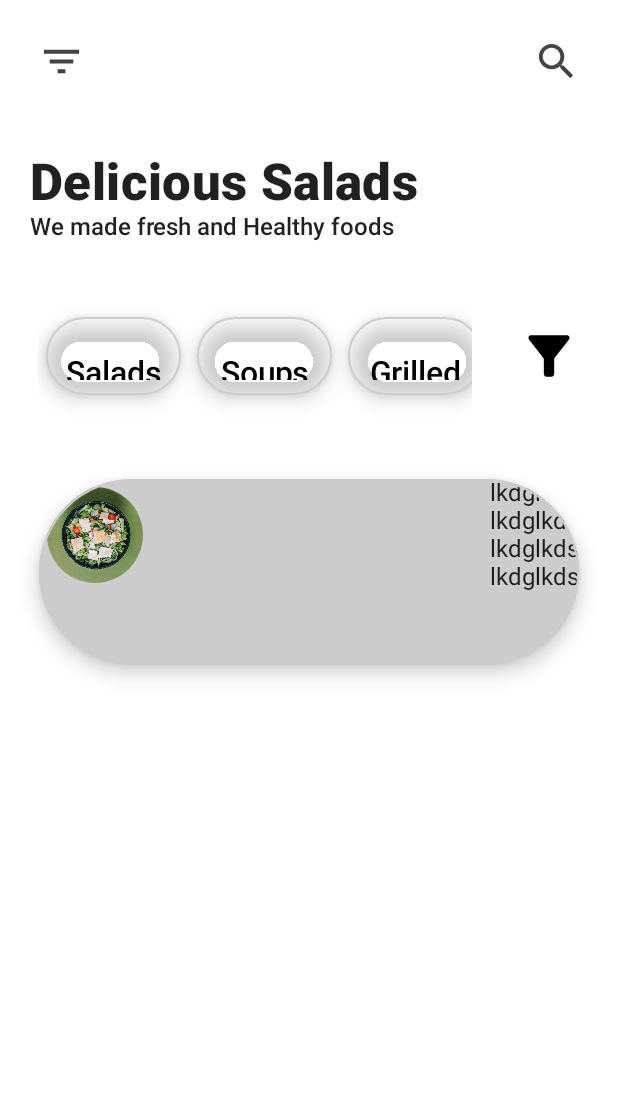
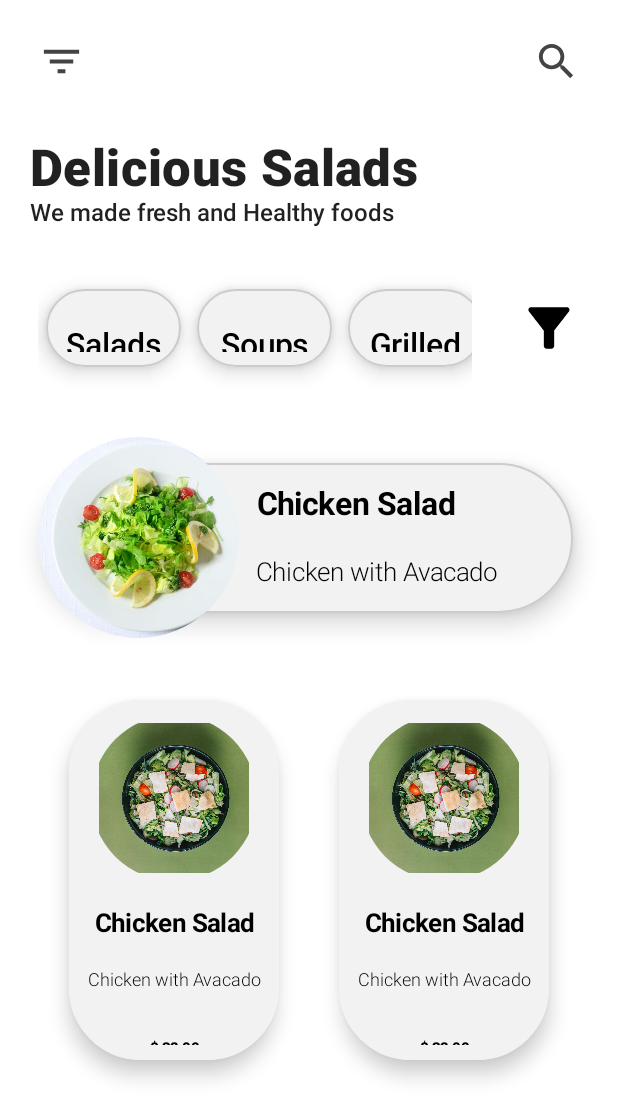
Before and after one commit to lachu97/FoodReceipeApp, an Android app built with Jetpack Compose: the screen it shows after launch (MainActivity), on a phone screen of 412 x 824 dp. Shown: the top 1119 px of the screen. Run offline under Robolectric (Android 15) with nearby library versions, the phone set to English and light mode, and no system bars.

Commit message:
second Commit

```diff
--- a/app/src/main/java/com/example/foodreceipeapp/MainActivity.kt
+++ b/app/src/main/java/com/example/foodreceipeapp/MainActivity.kt
@@ -31,12 +31,14 @@ class MainActivity : ComponentActivity() {
                             .padding(10.dp)
                     ) {
                         toppart()
-                        Spacer(modifier = Modifier.padding(10.dp))
+                        Spacer(modifier = Modifier.padding(5.dp))
                         description()
-                        Spacer(modifier = Modifier.padding(10.dp))
+                        Spacer(modifier = Modifier.padding(5.dp))
                         Chipgrp(list = stringlist)
-                        Spacer(modifier = Modifier.padding(10.dp))
+                        Spacer(modifier = Modifier.padding(5.dp))
                         CCArds()
+                        Spacer(modifier = Modifier.padding(5.dp))
+                        maintoload()
                     }
                 }
             }
--- a/app/src/main/java/com/example/foodreceipeapp/customcards.kt
+++ b/app/src/main/java/com/example/foodreceipeapp/customcards.kt
@@ -6,6 +6,8 @@ import androidx.compose.foundation.layout.*
 import androidx.compose.foundation.shape.CircleShape
 import androidx.compose.foundation.shape.RoundedCornerShape
 import androidx.compose.material.Card
+import androidx.compose.material.Icon
+import androidx.compose.material.MaterialTheme
 import androidx.compose.material.Text
 import androidx.compose.runtime.Composable
 import androidx.compose.ui.Alignment
@@ -13,43 +15,91 @@ import androidx.compose.ui.Modifier
 import androidx.compose.ui.draw.clip
 import androidx.compose.ui.graphics.Color
 import androidx.compose.ui.layout.ContentScale
+import androidx.compose.ui.res.colorResource
 import androidx.compose.ui.res.painterResource
+import androidx.compose.ui.text.font.FontWeight
+import androidx.compose.ui.text.style.TextAlign
 import androidx.compose.ui.unit.dp
+import androidx.compose.ui.unit.sp
 
 @Composable
 fun CCArds() {
     Row(
-        modifier = Modifier.padding(10.dp).fillMaxWidth(),
-        horizontalArrangement = Arrangement.Center,
+        modifier = Modifier
+            .padding(10.dp)
+            .fillMaxWidth(),
+        horizontalArrangement = Arrangement.Start,
         verticalAlignment = Alignment.CenterVertically
     ) {
+        Box() {
+
             Card(
                 modifier = Modifier
-                .padding(5.dp)
-                .height(124.dp)
-                .width(360.dp),
-            shape = RoundedCornerShape(78.dp),
+                    .padding(10.dp)
+                    .height(100.dp)
+                    .width(420.dp)
+                    .align(Alignment.Center),
+                shape = RoundedCornerShape(64.dp),
                 border = BorderStroke(1.dp, color = Color.LightGray),
-            backgroundColor = Color.LightGray,
-            elevation = 8.dp,
+                backgroundColor = colorResource(id = R.color.mygray),
+                elevation = 10.dp,
             ) {
-            Row(modifier = Modifier.fillMaxSize(), horizontalArrangement = Arrangement.SpaceBetween) {
-                Image(painter = painterResource(id = R.drawable.salad),
+                Row(
+                    modifier = Modifier.fillMaxSize(),
+                    verticalAlignment = Alignment.CenterVertically,
+                    horizontalArrangement = Arrangement.SpaceEvenly
+                ) {
+
+                    Spacer(modifier = Modifier.padding(20.dp))
+                    Column() {
+                        Text(
+                            text = "Chicken Salad",
+                            style = MaterialTheme.typography.h3,
+                            fontWeight = FontWeight.Bold,
+                            color = Color.Black,
+                            textAlign = TextAlign.Center,
+                            fontSize = 21.sp,
+                        )
+                        Spacer(modifier = Modifier.padding(3.dp))
+                        Text(
+                            text = "Chicken with Avacado",
+                            style = MaterialTheme.typography.body1,
+                            fontWeight = FontWeight.Light,
+                            color = Color.Black,
+                            textAlign = TextAlign.Center,
+                            fontSize = 17.sp,
+                        )
+                        Spacer(modifier = Modifier.padding(3.dp))
+                        Text(
+                            text = "$ 32.00",
+                            style = MaterialTheme.typography.h2,
+                            fontWeight = FontWeight.ExtraBold,
+                            color = Color.Black,
+                            textAlign = TextAlign.Center,
+                            fontSize = 19.sp,
+                        )
+                    }
+//                    Spacer(modifier = Modifier.padding(10.dp))
+//                    Icon(
+//                        painter = painterResource(id = R.drawable.ic_add_circle_24),
+//                        contentDescription = "Add",
+//                        tint = Color.Black,
+//                        modifier = Modifier
+//                            .size(24.dp)
+//                    )
+                }
+            }
+            Image(
+                painter = painterResource(id = R.drawable.salad1),
                 contentDescription = "Images",
                 modifier = Modifier
                     .padding(5.dp)
-                        .size(64.dp)
+                    .size(134.dp)
                     .clip(CircleShape),
-                    contentScale = ContentScale.Crop)
-                Spacer(modifier = Modifier.padding(20.dp))
-                Column() {
-                    Text(text = "lkdglkds")
-                    Text(text = "lkdglkds")
-                    Text(text = "lkdglkds")
-                    Text(text = "lkdglkds")
+                contentScale = ContentScale.Crop
+            )
         }
-            }
-            }
+
 
     }
 
--- /dev/null
+++ b/app/src/main/java/com/example/foodreceipeapp/newcards.kt
@@ -0,0 +1,98 @@
+package com.example.foodreceipeapp
+
+import androidx.compose.foundation.BorderStroke
+import androidx.compose.foundation.Image
+import androidx.compose.foundation.layout.*
+import androidx.compose.foundation.shape.CircleShape
+import androidx.compose.foundation.shape.RoundedCornerShape
+import androidx.compose.material.Card
+import androidx.compose.material.Icon
+import androidx.compose.material.MaterialTheme
+import androidx.compose.material.Text
+import androidx.compose.runtime.Composable
+import androidx.compose.ui.Alignment
+import androidx.compose.ui.Modifier
+import androidx.compose.ui.draw.clip
+import androidx.compose.ui.graphics.Color
+import androidx.compose.ui.layout.ContentScale
+import androidx.compose.ui.res.colorResource
+import androidx.compose.ui.res.painterResource
+import androidx.compose.ui.text.font.FontWeight
+import androidx.compose.ui.text.style.TextAlign
+import androidx.compose.ui.unit.dp
+import androidx.compose.ui.unit.sp
+
+@Composable
+fun board() {
+    Card(
+        modifier = Modifier
+            .padding(10.dp)
+            .height(240.dp)
+            .width(140.dp),
+        elevation = 8.dp,
+        backgroundColor = colorResource(id = R.color.mygray),
+        border = BorderStroke(2.dp, color = colorResource(id = R.color.mygray)),
+        shape = RoundedCornerShape(48.dp)
+    ) {
+        Column(
+            Modifier
+                .fillMaxSize()
+                .padding(10.dp),
+            verticalArrangement = Arrangement.SpaceBetween,
+            horizontalAlignment = Alignment.CenterHorizontally
+        ) {
+            Image(
+                painter = painterResource(id = R.drawable.salad),
+                contentDescription = "Image 2",
+                contentScale = ContentScale.Crop,
+                modifier = Modifier
+                    .clip(CircleShape)
+                    .padding(5.dp)
+                    .size(100.dp)
+            )
+            Text(
+                text = "Chicken Salad",
+                style = MaterialTheme.typography.h3,
+                fontWeight = FontWeight.Bold,
+                color = Color.Black,
+                textAlign = TextAlign.Center,
+                fontSize = 17.sp,
+            )
+            Spacer(modifier = Modifier.padding(1.dp))
+            Text(
+                text = "Chicken with Avacado",
+                style = MaterialTheme.typography.body1,
+                fontWeight = FontWeight.Light,
+                color = Color.Black,
+                textAlign = TextAlign.Center,
+                fontSize = 12.sp,
+            )
+            Spacer(modifier = Modifier.padding(1.dp))
+            Text(
+                text = "$ 32.00",
+                style = MaterialTheme.typography.h2,
+                fontWeight = FontWeight.ExtraBold,
+                color = Color.Black,
+                textAlign = TextAlign.Center,
+                fontSize = 10.sp,
+            )
+            Spacer(modifier = Modifier.padding(1.dp))
+            Icon(painter = painterResource(id = R.drawable.ic_add_circle_24), contentDescription = "Add",
+            tint = Color.Black)
+        }
+    }
+}
+
+@Composable
+fun maintoload() {
+    Row(
+        modifier = Modifier
+            .fillMaxWidth()
+            .padding(5.dp),
+        horizontalArrangement = Arrangement.SpaceEvenly,
+        verticalAlignment = Alignment.CenterVertically
+    ) {
+        board()
+        board()
+    }
+}
--- a/app/src/main/java/com/example/foodreceipeapp/views.kt
+++ b/app/src/main/java/com/example/foodreceipeapp/views.kt
@@ -11,6 +11,7 @@ import androidx.compose.runtime.Composable
 import androidx.compose.ui.Alignment
 import androidx.compose.ui.Modifier
 import androidx.compose.ui.graphics.Color
+import androidx.compose.ui.res.colorResource
 import androidx.compose.ui.res.painterResource
 import androidx.compose.ui.text.font.FontWeight
 import androidx.compose.ui.text.style.TextAlign
@@ -78,7 +79,7 @@ fun Chips(name: String) {
             .width(90.dp),
         shape = RoundedCornerShape(32.dp),
         border = BorderStroke(1.dp, color = Color.LightGray),
-        backgroundColor = Color.Transparent,
+        backgroundColor = colorResource(id = R.color.mygray),
         elevation = 8.dp,
     ) {
         Column(modifier = Modifier.fillMaxSize()) {
--- /dev/null
+++ b/app/src/main/res/drawable/ic_add_circle_24.xml
@@ -0,0 +1,10 @@
+<vector xmlns:android="http://schemas.android.com/apk/res/android"
+    android:width="24dp"
+    android:height="24dp"
+    android:viewportWidth="24"
+    android:viewportHeight="24"
+    android:tint="?attr/colorControlNormal">
+  <path
+      android:fillColor="@android:color/white"
+      android:pathData="M12,2C6.48,2 2,6.48 2,12s4.48,10 10,10 10,-4.48 10,-10S17.52,2 12,2zM17,13h-4v4h-2v-4L7,13v-2h4L11,7h2v4h4v2z"/>
+</vector>
--- a/app/src/main/res/values/colors.xml
+++ b/app/src/main/res/values/colors.xml
@@ -7,4 +7,5 @@
     <color name="teal_700">#FF018786</color>
     <color name="black">#FF000000</color>
     <color name="white">#FFFFFFFF</color>
+    <color name="mygray">#F2F2F2</color>
 </resources>
```
Lines whose indentation alone changed are shown as unchanged.
